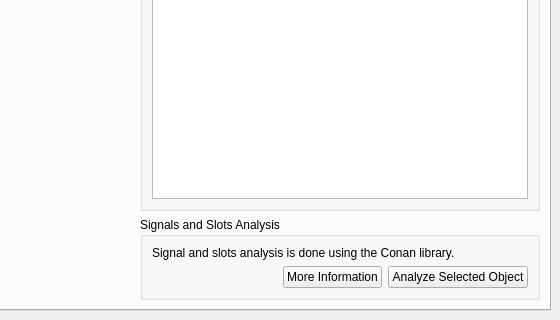
Qt form src/Plugins/DebugPlugin/source/DebugWidget.ui (JPNaude/Qtilities) before a commit; both pictures show x 495 to 1055 and y 550 to 870 of the 1055 by 870 pixel window.
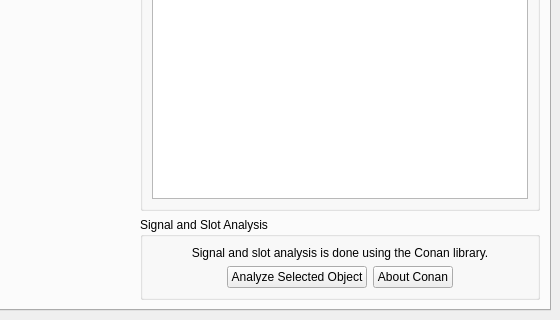
The same form after that commit. The open tabs and pages were chosen to show the change.

Commit message: Rounding off debug plugin.

```diff
--- a/src/Plugins/DebugPlugin/source/DebugWidget.ui
+++ b/src/Plugins/DebugPlugin/source/DebugWidget.ui
@@ -189,41 +189,57 @@
             <item>
              <widget class="QGroupBox" name="groupBox_21">
               <property name="title">
-               <string>Signals and Slots Analysis</string>
+               <string>Signal and Slot Analysis</string>
               </property>
-              <layout class="QGridLayout" name="gridLayout_29">
-               <item row="0" column="0" colspan="3">
+              <layout class="QGridLayout" name="gridLayout_25">
+               <item row="0" column="0" colspan="4">
                 <widget class="QLabel" name="label_5">
                  <property name="text">
-                  <string>Signal and slots analysis is done using the Conan library.</string>
+                  <string>Signal and slot analysis is done using the Conan library.</string>
+                 </property>
+                 <property name="alignment">
+                  <set>Qt::AlignCenter</set>
                  </property>
                  <property name="wordWrap">
                   <bool>true</bool>
                  </property>
                 </widget>
                </item>
-               <item row="1" column="1">
-                <widget class="QPushButton" name="btnAboutConan">
-                 <property name="text">
-                  <string>More Information</string>
+               <item row="1" column="0">
+                <spacer name="horizontalSpacer_4">
+                 <property name="orientation">
+                  <enum>Qt::Horizontal</enum>
                  </property>
-                </widget>
+                 <property name="sizeHint" stdset="0">
+                  <size>
+                   <width>69</width>
+                   <height>20</height>
+                  </size>
+                 </property>
+                </spacer>
                </item>
-               <item row="1" column="2">
+               <item row="1" column="1">
                 <widget class="QPushButton" name="btnAnalyzeCurrentObject">
                  <property name="text">
                   <string>Analyze Selected Object</string>
                  </property>
                 </widget>
                </item>
-               <item row="1" column="0">
-                <spacer name="horizontalSpacer_4">
+               <item row="1" column="2">
+                <widget class="QPushButton" name="btnAboutConan">
+                 <property name="text">
+                  <string>About Conan</string>
+                 </property>
+                </widget>
+               </item>
+               <item row="1" column="3">
+                <spacer name="horizontalSpacer_10">
                  <property name="orientation">
                   <enum>Qt::Horizontal</enum>
                  </property>
                  <property name="sizeHint" stdset="0">
                   <size>
-                   <width>594</width>
+                   <width>69</width>
                    <height>20</height>
                   </size>
                  </property>
```
Left out of the diff: 22 changed lines with no effect on the pictures. The commit also changes 1 other file.
